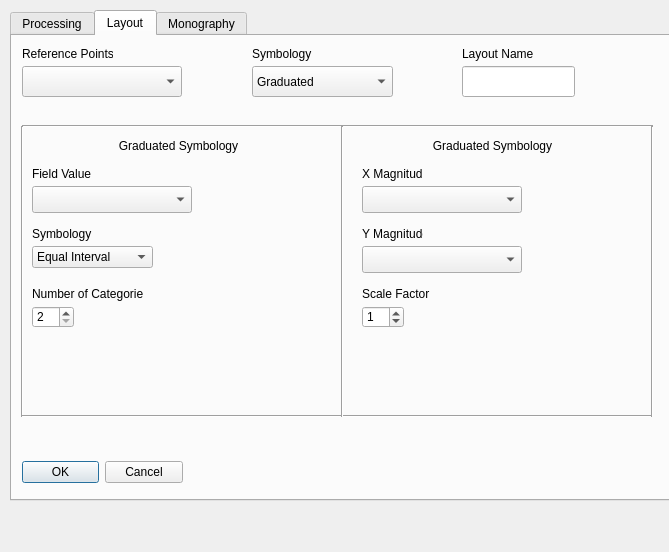
Before: the Qt Designer form raster_vol_test/raster_vol_test_dialog_base.ui in sfajardot/qgis-thesis, drawn with Qt 5.
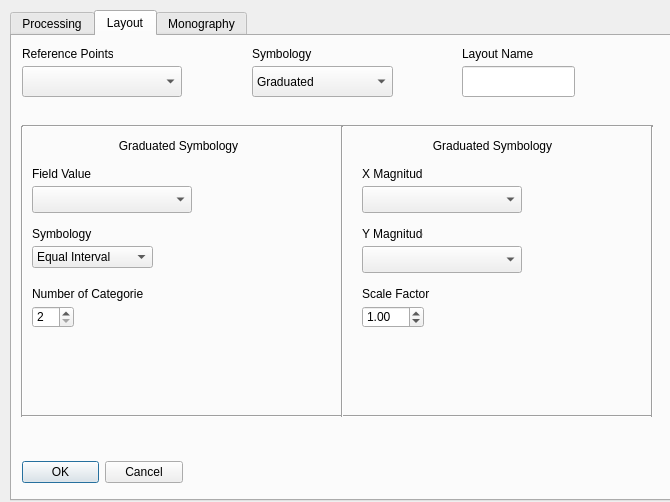
After: the same form once the commit is applied. The open tabs and pages were chosen to show the change. Custom widgets are drawn as their Qt base class.

Commit message: Adjusted GUI and added scale and north arrow. Adjusted comments

What changed in the file:
```diff
--- a/raster_vol_test/raster_vol_test_dialog_base.ui
+++ b/raster_vol_test/raster_vol_test_dialog_base.ui
@@ -6,8 +6,8 @@
    <rect>
     <x>0</x>
     <y>0</y>
-    <width>669</width>
-    <height>552</height>
+    <width>670</width>
+    <height>502</height>
    </rect>
   </property>
   <property name="windowTitle">
@@ -578,25 +578,6 @@
       </rect>
      </property>
     </widget>
-    <widget class="QSpinBox" name="spbScale">
-     <property name="geometry">
-      <rect>
-       <x>350</x>
-       <y>270</y>
-       <width>42</width>
-       <height>22</height>
-      </rect>
-     </property>
-     <property name="minimum">
-      <number>0</number>
-     </property>
-     <property name="maximum">
-      <number>999</number>
-     </property>
-     <property name="value">
-      <number>1</number>
-     </property>
-    </widget>
     <widget class="QLabel" name="label_22">
      <property name="geometry">
       <rect>
@@ -610,6 +591,22 @@
       <string>Scale Factor</string>
      </property>
     </widget>
+    <widget class="QDoubleSpinBox" name="spbScale">
+     <property name="geometry">
+      <rect>
+       <x>350</x>
+       <y>270</y>
+       <width>62</width>
+       <height>22</height>
+      </rect>
+     </property>
+     <property name="singleStep">
+      <double>0.500000000000000</double>
+     </property>
+     <property name="value">
+      <double>1.000000000000000</double>
+     </property>
+    </widget>
    </widget>
    <widget class="QWidget" name="tab_3">
     <attribute name="title">
```
Left out of the diff: 2 changed lines with no effect on the pictures. The commit also changes 2 other files.
